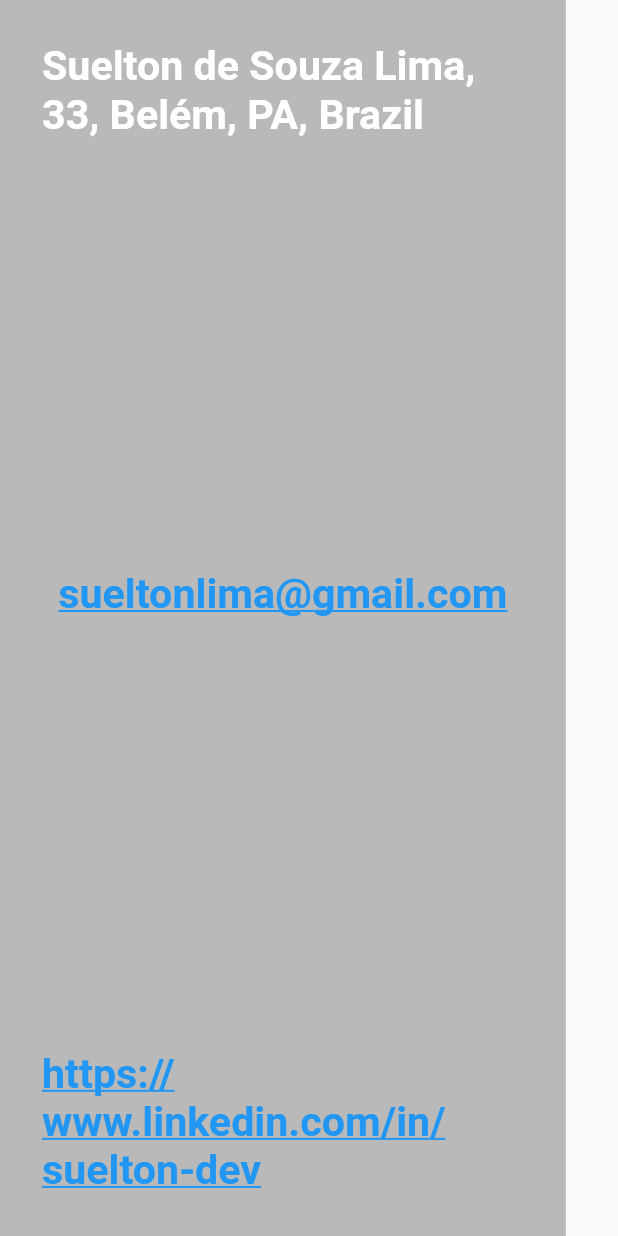
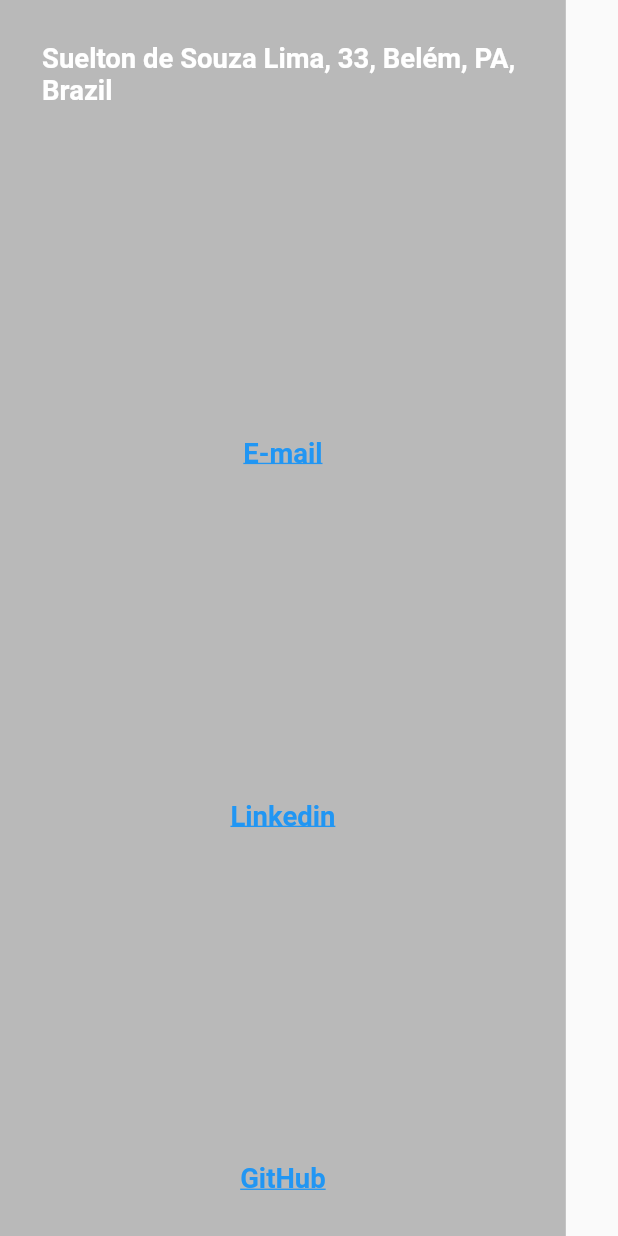
Before and after one commit to STO11/MyProfile, a Flutter app: the ContactPage widget shown alone on an empty page, opened directly, on a phone screen of 412 x 824 dp. Run offline on Flutter 3.47's test engine with Material 2 defaults, Android fonts, the phone set to English and light mode, and no system bars; our stand-ins replace animate_do, avatar_glow, get, octo_image, responsive_framework, step_progress_indicator and 1 more; statements that could not run were skipped.

Commit message:
feat: final ajusts

```diff
--- a/lib/constants/strings.dart
+++ b/lib/constants/strings.dart
@@ -4,6 +4,7 @@ const myName = 'Suelton de Souza Lima';
 var myAge = calculateAge(DateTime(1989, 02, 11));
 const myLocation = 'Belém, PA, Brazil';
 const myLinkedin = 'https://www.linkedin.com/in/suelton-dev';
+const myGithub = 'https://github.com/STO11';
 
 calculateAge(DateTime birthDate) {
   DateTime currentDate = DateTime.now();
--- a/lib/pages/contact_page.dart
+++ b/lib/pages/contact_page.dart
@@ -7,21 +7,21 @@ import 'package:url_launcher/url_launcher.dart';
 class ContactPage extends StatelessWidget {
   const ContactPage({Key? key}) : super(key: key);
 
-  Widget _fetchItems({name, email = false, link = false}) {
+  Widget _fetchItems({linkUrl, name, email = false, link = false}) {
     return MouseRegion(
       cursor:
           email || link ? SystemMouseCursors.click : SystemMouseCursors.text,
       child: GestureDetector(
         onTap: () => {
-          if (email) {_launchMail(name)},
-          if (link) {_launchLink(name)}
+          if (email) {_launchMail(linkUrl)},
+          if (link) {_launchLink(linkUrl)}
         },
         child: Padding(
           padding: const EdgeInsets.all(10.0),
           child: Text(
             name,
             style: TextStyle(
-              fontSize: 30,
+              fontSize: 20,
               fontWeight: FontWeight.bold,
               color: email || link ? Colors.blue : Colors.white,
               decoration: email || link
@@ -62,8 +62,9 @@ class ContactPage extends StatelessWidget {
           children: [
             _fetchItems(
                 name: myName + ', ' + myAge.toString() + ', ' + myLocation),
-            _fetchItems(name: myEmail, email: true),
-            _fetchItems(name: myLinkedin, link: true),
+            _fetchItems(name: 'E-mail', linkUrl: myEmail, email: true),
+            _fetchItems(name: 'Linkedin', linkUrl: myLinkedin, link: true),
+            _fetchItems(name: 'GitHub', linkUrl: myGithub, link: true),
           ],
         ),
       ),
--- a/lib/pages/softskills_page.dart
+++ b/lib/pages/softskills_page.dart
@@ -11,7 +11,7 @@ class SoftSkillsPage extends StatelessWidget {
       child: Text(
         name,
         style: const TextStyle(
-          fontSize: 30,
+          fontSize: 20,
           fontWeight: FontWeight.bold,
           color: Colors.white,
         ),
```
